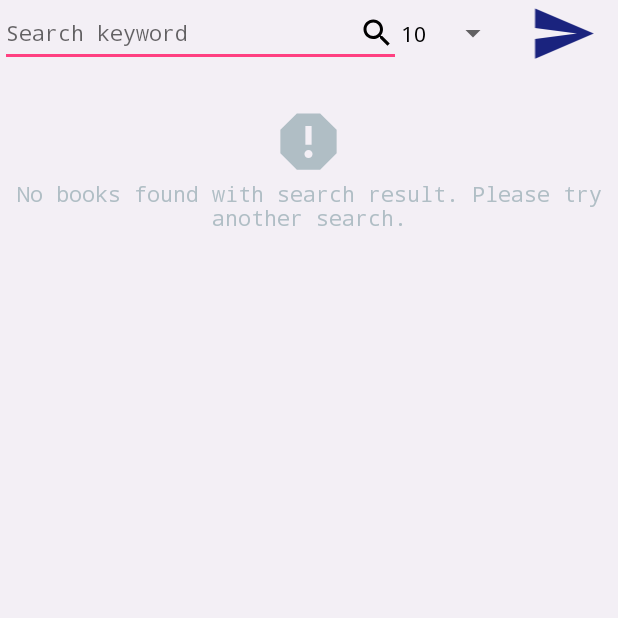
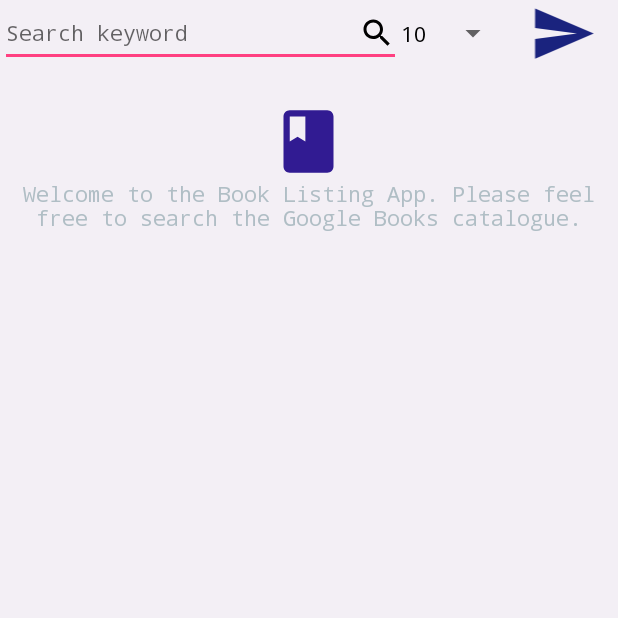
Before and after one commit to coderman202/BookListingApp, an Android app: the screen it shows after launch (MainActivity), on a phone screen of 412 x 824 dp, the top half of it. Run offline under Robolectric (Android 15) with nearby library versions, the phone set to English and light mode, and no system bars; our stand-ins replace ButterKnife.

Commit message:
1.3 Cleaned up loader issues. Added welcome message and icon.

```diff
--- a/app/src/main/java/com/example/android/booklistingapp/MainActivity.java
+++ b/app/src/main/java/com/example/android/booklistingapp/MainActivity.java
@@ -16,6 +16,7 @@ import android.view.inputmethod.InputMethodManager;
 import android.widget.AdapterView;
 import android.widget.EditText;
 import android.widget.ImageView;
+import android.widget.ProgressBar;
 import android.widget.Spinner;
 import android.widget.TextView;
 
@@ -70,6 +71,10 @@ public class MainActivity extends FragmentActivity implements android.support.v4
     @BindView(R.id.no_network)
     TextView noNetworkView;
 
+    // ProgressBar for displaying the loading progress.
+    @BindView(R.id.progress)
+    ProgressBar progressBar;
+
     // The custom adapter for displaying list of book items.
     private BookAdapter bookAdapter;
 
@@ -117,17 +122,16 @@ public class MainActivity extends FragmentActivity implements android.support.v4
         // Initialise the LayoutManager for handling th RecyclerView.
         layoutManager = new LinearLayoutManager(this, LinearLayoutManager.VERTICAL, false);
 
-        initNetworkConnectivityCheck(false);
-
-
         initSpinner();
 
         if (savedInstanceState != null) {
             httpRequestUrl = savedInstanceState.getString(FULL_REQUEST_URL_KEY);
-            initNetworkConnectivityCheck(true);
             Parcelable savedRecyclerLayoutState = savedInstanceState.getParcelable(BUNDLE_RECYCLER_LAYOUT_KEY);
             layoutManager.onRestoreInstanceState(savedRecyclerLayoutState);
         }
+
+        initNetworkConnectivityCheck();
+
         initBookAdapter();
     }
 
@@ -164,7 +168,7 @@ public class MainActivity extends FragmentActivity implements android.support.v4
     /**
      * Check network connectivity
      */
-    private void initNetworkConnectivityCheck(boolean isLoaded) {
+    private void initNetworkConnectivityCheck() {
         ConnectivityManager connectivityManager = (ConnectivityManager)
                 getSystemService(Context.CONNECTIVITY_SERVICE);
         // Check network info and make sure there is one
@@ -172,13 +176,12 @@ public class MainActivity extends FragmentActivity implements android.support.v4
         if (networkInfo != null && networkInfo.isConnected()) {
             // If there is, make sure the noNetworkView is not visible
             noNetworkView.setVisibility(View.GONE);
-            if (!isLoaded) {
-                loaderManager.initLoader(BOOK_LOADER_ID, null, this);
-            } else {
-                loaderManager.restartLoader(BOOK_LOADER_ID, null, this);
-            }
+            bookListView.setVisibility(View.VISIBLE);
+            loaderManager.restartLoader(BOOK_LOADER_ID, null, this);
+
         } else {
             // If there is no network connection, tell the user
+            bookListView.setVisibility(View.GONE);
             noNetworkView.setVisibility(View.VISIBLE);
         }
     }
@@ -238,13 +241,17 @@ public class MainActivity extends FragmentActivity implements android.support.v4
      * A small method called when the search button is entered.
      */
     public void enterSearch() {
+        bookAdapter.clear();
+        noResultsView.setVisibility(View.GONE);
+        noResultsView.setText(R.string.no_results);
+        noResultsView.setCompoundDrawablesWithIntrinsicBounds(0, R.drawable.no_results, 0, 0);
         searchTerm = bookSearchEditText.getText().toString();
         searchTermTextView.setText(getString(R.string.search_term, searchTerm));
         bookSearchEditText.setText("");
         prepareRequestUrl();
         hideKeyboard();
         initBookAdapter();
-        initNetworkConnectivityCheck(true);
+        initNetworkConnectivityCheck();
     }
 
     /**
@@ -261,11 +268,15 @@ public class MainActivity extends FragmentActivity implements android.support.v4
     // loader instances
     @Override
     public Loader<List<Book>> onCreateLoader(int i, Bundle bundle) {
+        bookListView.setVisibility(View.GONE);
+        progressBar.setVisibility(View.VISIBLE);
         return new BookLoader(this, httpRequestUrl);
     }
 
     @Override
     public void onLoadFinished(Loader<List<Book>> loader, List<Book> bookList) {
+        bookListView.setVisibility(View.VISIBLE);
+        progressBar.setVisibility(View.GONE);
         bookAdapter.clear();
         if (bookList != null && !bookList.isEmpty()) {
             bookAdapter.reloadList(bookList);
--- /dev/null
+++ b/app/src/main/res/drawable-anydpi/book.xml
@@ -0,0 +1,9 @@
+<vector xmlns:android="http://schemas.android.com/apk/res/android"
+        android:width="50dp"
+        android:height="50dp"
+        android:viewportWidth="24.0"
+        android:viewportHeight="24.0">
+    <path
+        android:fillColor="@color/colorPrimary"
+        android:pathData="M18,2H6c-1.1,0 -2,0.9 -2,2v16c0,1.1 0.9,2 2,2h12c1.1,0 2,-0.9 2,-2V4c0,-1.1 -0.9,-2 -2,-2zM6,4h5v8l-2.5,-1.5L6,12V4z"/>
+</vector>
--- a/app/src/main/res/layout/activity_main.xml
+++ b/app/src/main/res/layout/activity_main.xml
@@ -64,9 +64,9 @@
         android:id="@+id/no_results"
         android:layout_width="match_parent"
         android:layout_height="wrap_content"
-        android:text="@string/no_results"
+        android:text="@string/welcome"
         android:gravity="center"
-        android:drawableTop="@drawable/no_results"
+        android:drawableTop="@drawable/book"
         android:visibility="gone"
         android:padding="@dimen/list_item_view_padding"
         android:layout_gravity="center"/>
@@ -84,5 +84,13 @@
         android:padding="@dimen/list_item_view_padding"
         android:layout_gravity="center"/>
 
+    <ProgressBar
+        android:id="@+id/progress"
+        style="@style/Widget.AppCompat.ProgressBar"
+        android:layout_width="wrap_content"
+        android:layout_height="wrap_content"
+        android:layout_gravity="center"
+        android:visibility="gone"/>
+
 
 </LinearLayout>
--- a/app/src/main/res/values/strings.xml
+++ b/app/src/main/res/values/strings.xml
@@ -43,4 +43,5 @@
     <string name="progress_dialog_title">Progress</string>
     <string name="progress_dialog_message">Loading Images....</string>
     <string name="no_results">No books found with search result. Please try another search.</string>
+    <string name="welcome">Welcome to the Book Listing App. Please feel free to search the Google Books catalogue.</string>
 </resources>
```
